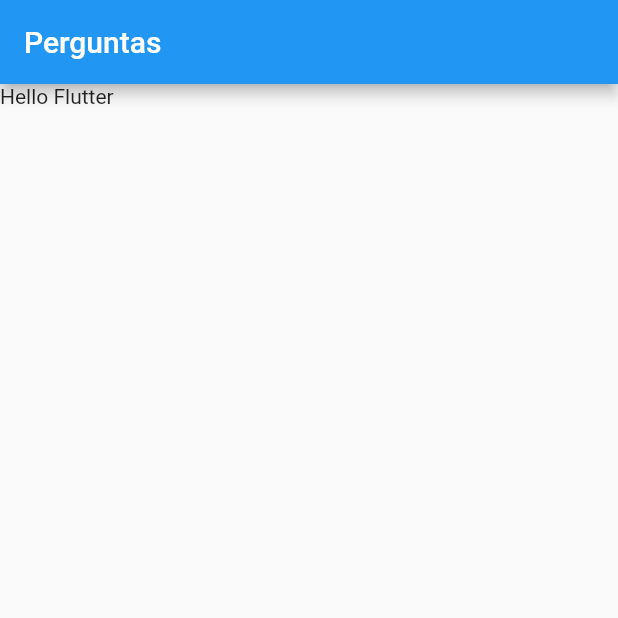
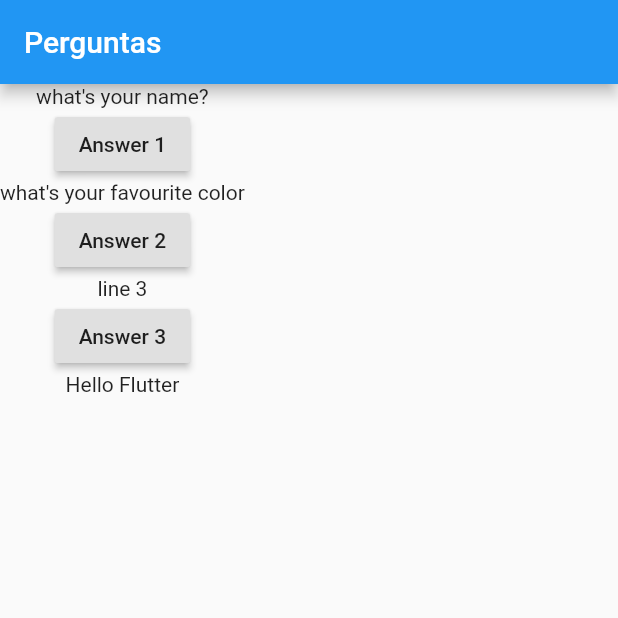
Before and after one commit to Marco-tron/learning_flutter, a Flutter app: the screen it shows after launch, on a phone screen of 412 x 824 dp, the top half of it. Run offline on Flutter 3.47's test engine with Material 2 defaults, Android fonts, the phone set to English and light mode, and no system bars.

Commit message:
functions as parameters (RaisedButton)

```diff
--- a/project_questions/lib/main.dart
+++ b/project_questions/lib/main.dart
@@ -7,14 +7,51 @@ main () {
 
 class AppQuestion extends StatelessWidget {
 
+  void answer() {
+    print('question answered');
+  }
+
+  void Function() functionThetReturnsAnotherFunction() {
+    return () {
+      print('question answered by function');
+    };
+  }
+
   Widget build(BuildContext context) {
+    final List<String> questions = [
+      'what\'s your name?',
+      'what\'s your favourite color'
+    ];
     return MaterialApp(
       //scaffold is used to create your app structure
       home: Scaffold(
         appBar: AppBar(
           title: Text('Perguntas'),
         ),
-        body: Text('Hello Flutter'),
+        // the column is a invisible widget used to organize others, you can use it togheter with rows to space exactly how you want yous widgets to be placed
+        body: Column(
+          children: [
+            Text(questions[0]),
+            RaisedButton(
+              child: Text('Answer 1'),
+              // to pass a function as a parameter you cant write ()
+              onPressed: answer,
+            ),
+            Text(questions[1]),
+            RaisedButton(
+              child: Text('Answer 2'),
+              // in this case the function called returns another function that is used as a parameter for onPressed
+              onPressed: functionThetReturnsAnotherFunction(),
+            ),
+            Text('line 3'),
+            RaisedButton(
+              child: Text('Answer 3'),
+              // you can also create the function you want directly on the parameter
+              onPressed: () => print('answered creating the function directly on the parameter'),
+            ),
+            Text('Hello Flutter'),
+          ],
+        ),
       ),
     );
   }
```
